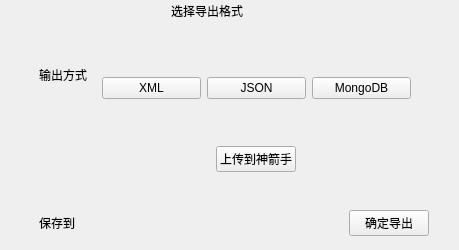
First picture: the form in module/exportdialog.ui, repository chenwuwen/ImageLabelSpirit, before the edit.
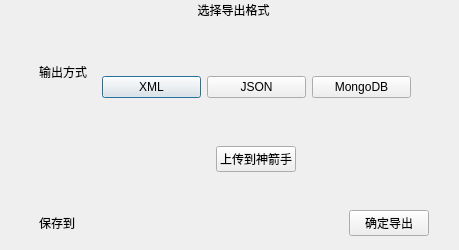
Second picture: the form after the edit. Icons and pictures are not drawn.

Patch:
```diff
--- a/module/exportdialog.ui
+++ b/module/exportdialog.ui
@@ -28,49 +28,20 @@
    </property>
    <item>
     <widget class="QWidget" name="head_widget" native="true">
-     <layout class="QHBoxLayout" name="horizontalLayout" stretch="2,3,1">
+     <layout class="QHBoxLayout" name="horizontalLayout" stretch="3">
       <property name="topMargin">
-       <number>0</number>
+       <number>1</number>
       </property>
       <property name="rightMargin">
-       <number>0</number>
+       <number>1</number>
       </property>
-      <item>
-       <spacer name="horizontalSpacer">
-        <property name="orientation">
-         <enum>Qt::Horizontal</enum>
-        </property>
-        <property name="sizeHint" stdset="0">
-         <size>
-          <width>40</width>
-          <height>20</height>
-         </size>
-        </property>
-       </spacer>
-      </item>
       <item>
        <widget class="QLabel" name="label">
         <property name="text">
          <string>选择导出格式</string>
         </property>
-       </widget>
-      </item>
-      <item>
-       <widget class="QPushButton" name="close_export_dialog_btn">
-        <property name="sizePolicy">
-         <sizepolicy hsizetype="Fixed" vsizetype="Expanding">
-          <horstretch>0</horstretch>
-          <verstretch>0</verstretch>
-         </sizepolicy>
-        </property>
-        <property name="layoutDirection">
-         <enum>Qt::LeftToRight</enum>
-        </property>
-        <property name="text">
-         <string/>
-        </property>
-        <property name="flat">
-         <bool>true</bool>
+        <property name="alignment">
+         <set>Qt::AlignCenter</set>
         </property>
        </widget>
       </item>
```
